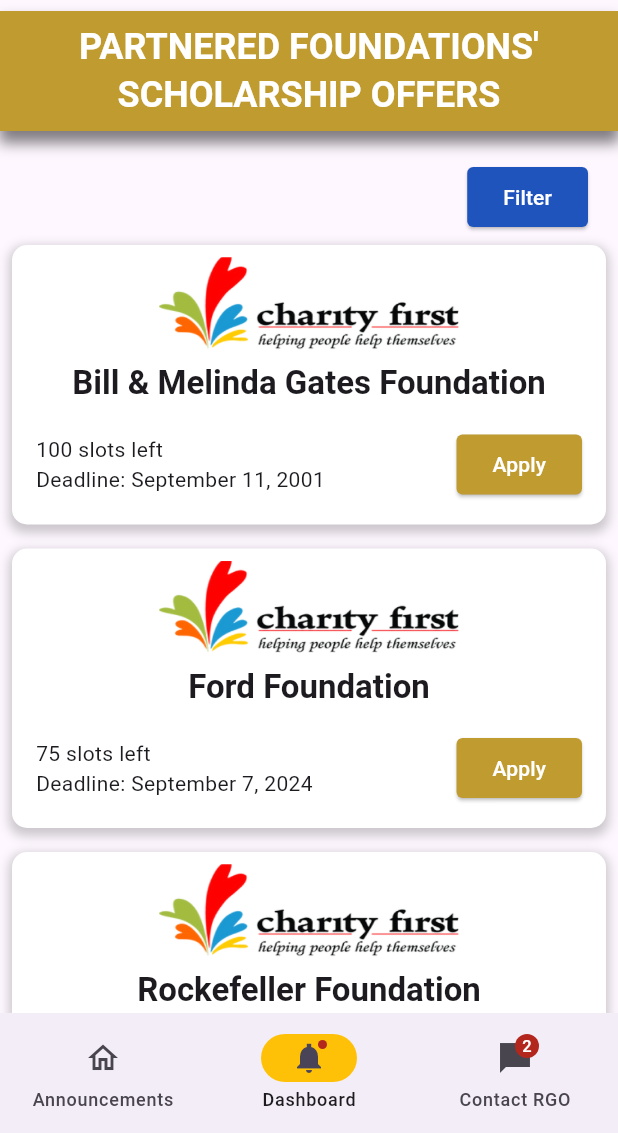
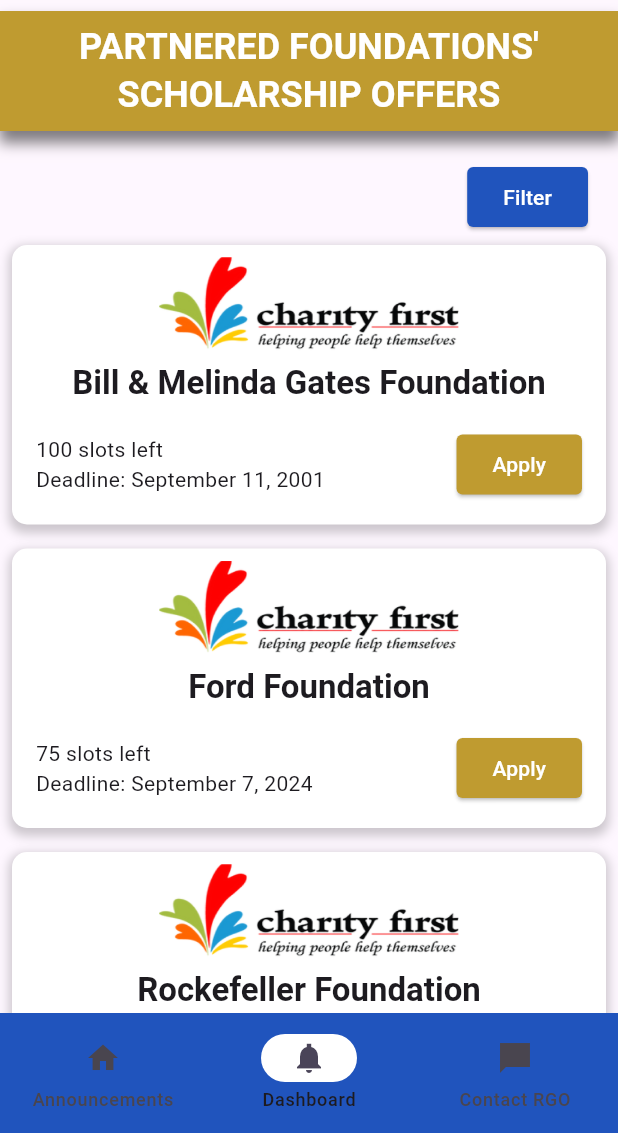
Before and after one commit to Malaga-Karl/scholarship_mobile, a Flutter app: the NavigationExample screen opened by its route, on a phone screen of 412 x 824 dp, the part 103-1236 px from its top. Run offline on Flutter 3.47's test engine with Material 3 defaults, Android fonts, the phone set to English and light mode, and no system bars.

Commit message:
pinalitan ko lang nav. di ko maeit text color

```diff
--- a/lib/screens/Pages.dart
+++ b/lib/screens/Pages.dart
@@ -18,7 +18,7 @@
 
   @override
   Widget build(BuildContext context) {
-    final ThemeData theme = Theme.of(context);
+    // final ThemeData theme = Theme.of(context);
     return Scaffold(
       appBar: AppBar(
         leading: Padding(
@@ -47,28 +47,26 @@
         ],
       ),
       bottomNavigationBar: NavigationBar(
+        backgroundColor: CustomColors().blue,
         onDestinationSelected: (int index) {
           setState(() {
             currentPageIndex = index;
           });
         },
-        indicatorColor: Colors.amber,
+        indicatorColor: Colors.white,
         selectedIndex: currentPageIndex,
         destinations: const <Widget>[
           NavigationDestination(
-            selectedIcon: Icon(Icons.home),
-            icon: Icon(Icons.home_outlined),
+            // selectedIcon: Icon(Icons.home)
+            icon: Icon(Icons.home,),
             label: 'Announcements',
           ),
           NavigationDestination(
-            icon: Badge(child: Icon(Icons.notifications_sharp)),
+            icon: Icon(Icons.notifications_sharp),
             label: 'Dashboard',
           ),
           NavigationDestination(
-            icon: Badge(
-              label: Text('2'),
-              child: Icon(Icons.messenger_sharp),
-            ),
+            icon: Icon(Icons.messenger_sharp),
             label: 'Contact RGO',
           ),
         ],
```
